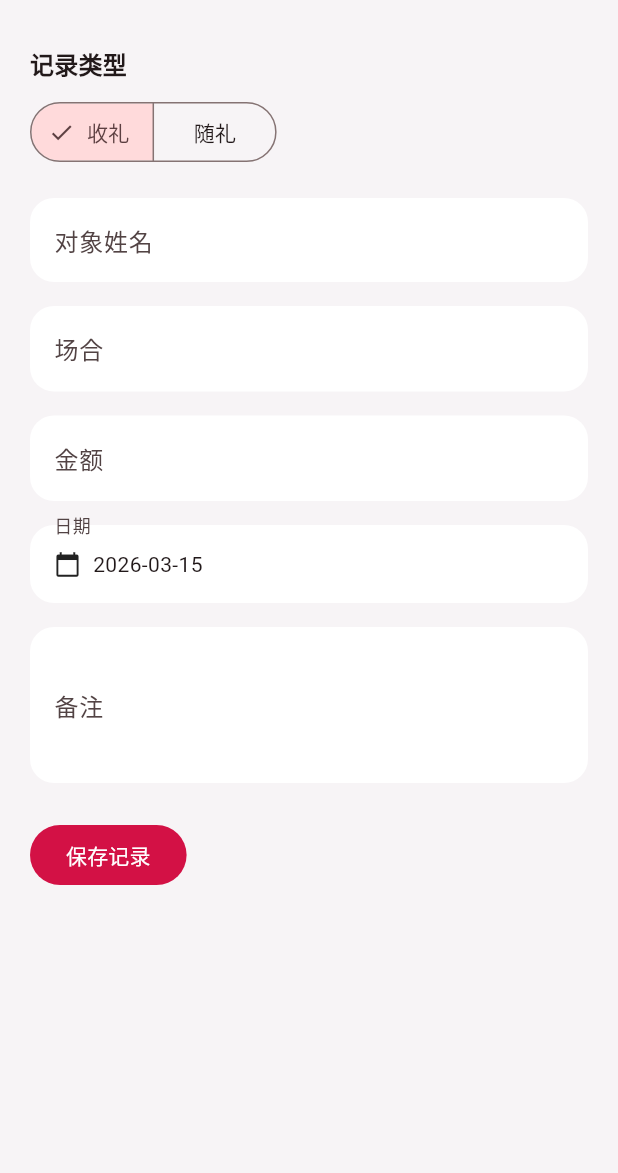
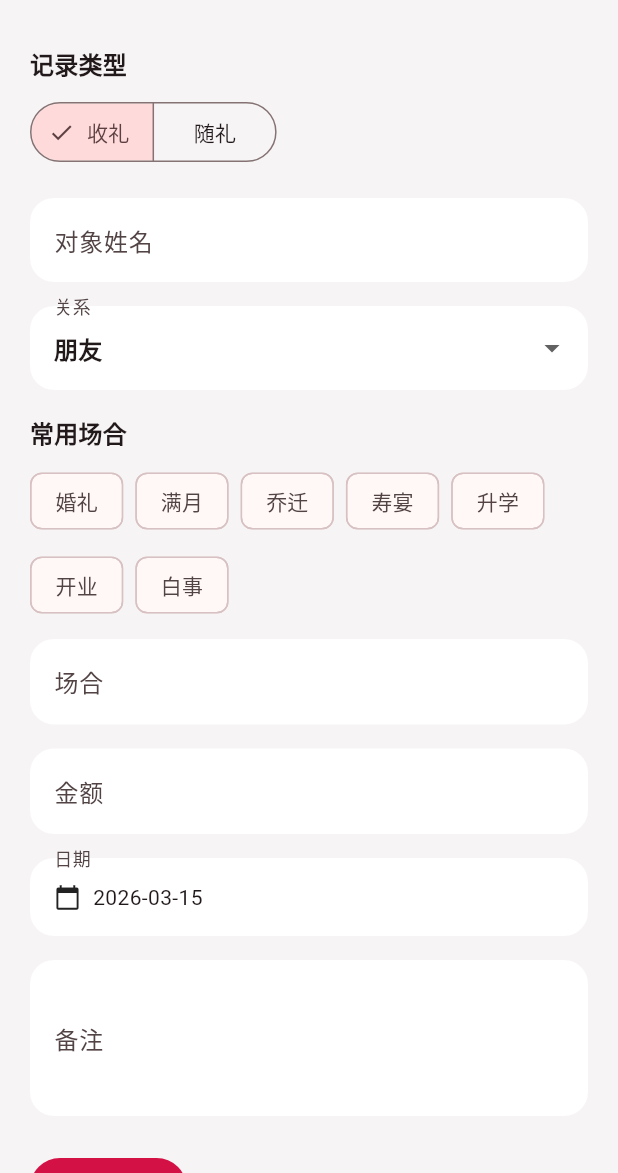
Before and after one commit to JunYingZhou/rqzb, a Flutter app: the screen it shows after launch, after a tap on "新增记录", on a phone screen of 412 x 824 dp, the part 63-1236 px from its top. Run offline on Flutter 3.47's test engine with Material 3 defaults, Android fonts, the phone set to English and light mode, and no system bars.

Commit message:
场合与关系

```diff
--- a/lib/main.dart
+++ b/lib/main.dart
@@ -179,6 +179,7 @@ class RecordPage extends StatelessWidget {
                 child: _RecordTile(
                   name: "张小兰",
                   category: "婚礼",
+                  relationship: "朋友",
                   date: "2026-03-14",
                   amount: index.isEven ? 500 : -300,
                 ),
@@ -290,12 +291,14 @@ class _RecordTile extends StatelessWidget {
   const _RecordTile({
     required this.name,
     required this.category,
+    required this.relationship,
     required this.date,
     required this.amount,
   });
 
   final String name;
   final String category;
+  final String relationship;
   final String date;
   final int amount;
 
@@ -314,7 +317,7 @@ class _RecordTile extends StatelessWidget {
           name,
           style: Theme.of(context).textTheme.titleMedium,
         ),
-        subtitle: Text("$category · $date"),
+        subtitle: Text("$relationship · $category · $date"),
         trailing: Text(
           amountText,
           style: Theme.of(context)
@@ -531,16 +534,39 @@ class _AddRecordPageState extends State<AddRecordPage> {
   final _formKey = GlobalKey<FormState>();
   final _nameController = TextEditingController();
   final _occasionController = TextEditingController();
+  final _relationshipController = TextEditingController();
   final _amountController = TextEditingController();
   final _noteController = TextEditingController();
 
   String _type = "收礼";
+  String _relationship = "朋友";
   DateTime _date = DateTime(2026, 3, 15);
+
+  static const _relationshipOptions = [
+    "家人",
+    "亲戚",
+    "朋友",
+    "同事",
+    "同学",
+    "邻里",
+    "其他",
+  ];
+
+  static const _occasionOptions = [
+    "婚礼",
+    "满月",
+    "乔迁",
+    "寿宴",
+    "升学",
+    "开业",
+    "白事",
+  ];
 
   @override
   void dispose() {
     _nameController.dispose();
     _occasionController.dispose();
+    _relationshipController.dispose();
     _amountController.dispose();
     _noteController.dispose();
     super.dispose();
@@ -614,6 +640,70 @@ class _AddRecordPageState extends State<AddRecordPage> {
                   },
                 ),
                 const SizedBox(height: 16),
+                DropdownButtonFormField<String>(
+                  value: _relationship,
+                  decoration: const InputDecoration(
+                    labelText: "关系",
+                  ),
+                  items: _relationshipOptions
+                      .map(
+                        (option) => DropdownMenuItem(
+                          value: option,
+                          child: Text(option),
+                        ),
+                      )
+                      .toList(),
+                  onChanged: (value) {
+                    if (value == null) return;
+                    setState(() => _relationship = value);
+                    if (value != "其他") {
+                      _relationshipController.clear();
+                    }
+                  },
+                ),
+                if (_relationship == "其他") ...[
+                  const SizedBox(height: 12),
+                  TextFormField(
+                    controller: _relationshipController,
+                    decoration: const InputDecoration(
+                      labelText: "关系补充",
+                      hintText: "例如：客户 / 伙伴",
+                    ),
+                    textInputAction: TextInputAction.next,
+                    validator: (value) {
+                      if (_relationship == "其他" &&
+                          (value == null || value.trim().isEmpty)) {
+                        return "请输入关系补充";
+                      }
+                      return null;
+                    },
+                  ),
+                ],
+                const SizedBox(height: 16),
+                Text(
+                  "常用场合",
+                  style: Theme.of(context).textTheme.titleMedium,
+                ),
+                const SizedBox(height: 10),
+                Wrap(
+                  spacing: 8,
+                  runSpacing: 8,
+                  children: _occasionOptions
+                      .map(
+                        (option) => ChoiceChip(
+                          label: Text(option),
+                          selected: _occasionController.text == option,
+                          onSelected: (selected) {
+                            setState(() {
+                              _occasionController.text =
+                                  selected ? option : "";
+                            });
+                          },
+                        ),
+                      )
+                      .toList(),
+                ),
+                const SizedBox(height: 12),
                 TextFormField(
                   controller: _occasionController,
                   decoration: const InputDecoration(
```
